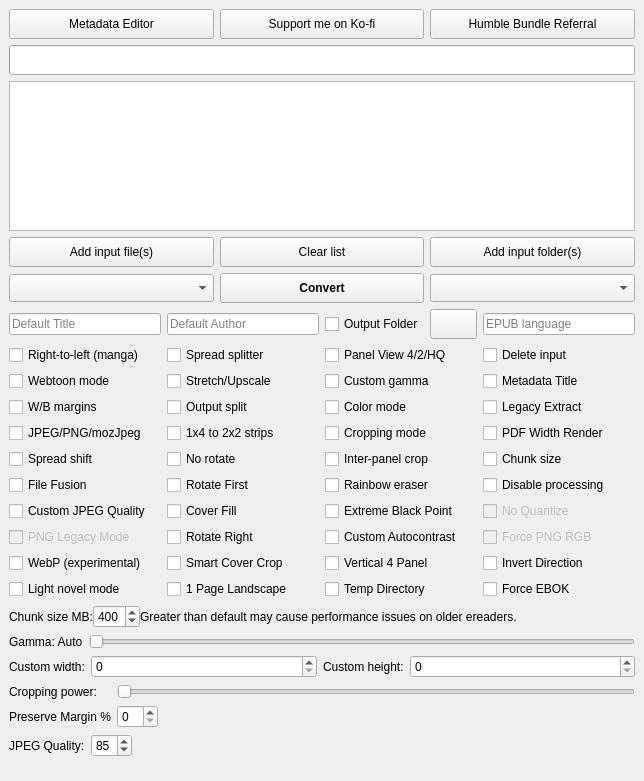
The window that gui/KCC.ui (ciromattia/kcc) describes before a commit, drawn with Qt 5.
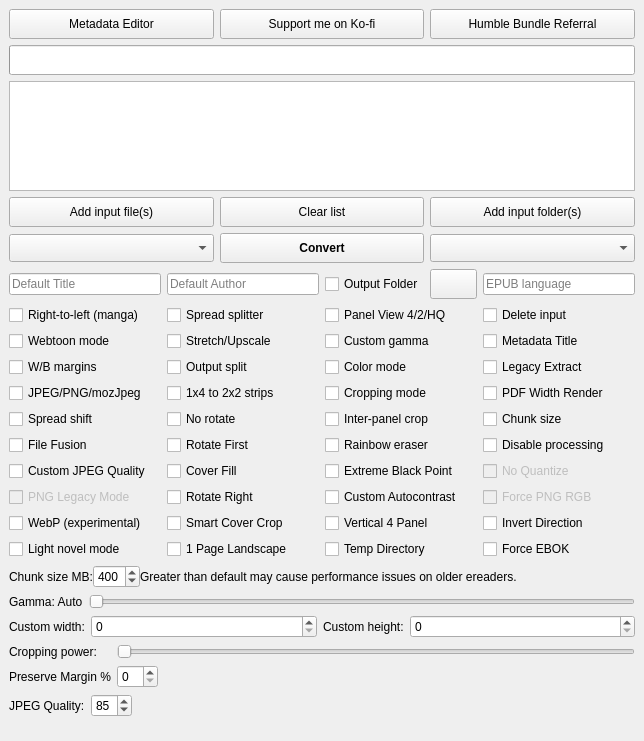
The same window after the commit. Icons and pictures are not drawn.

Commit message: reduce job list minimum height from 150 to 110 pixels (#1378)

```diff
--- a/gui/KCC.ui
+++ b/gui/KCC.ui
@@ -1087,7 +1087,7 @@
       <property name="minimumSize">
        <size>
         <width>0</width>
-        <height>150</height>
+        <height>110</height>
        </size>
       </property>
       <property name="toolTip">
```
The commit also changes 1 other file.
